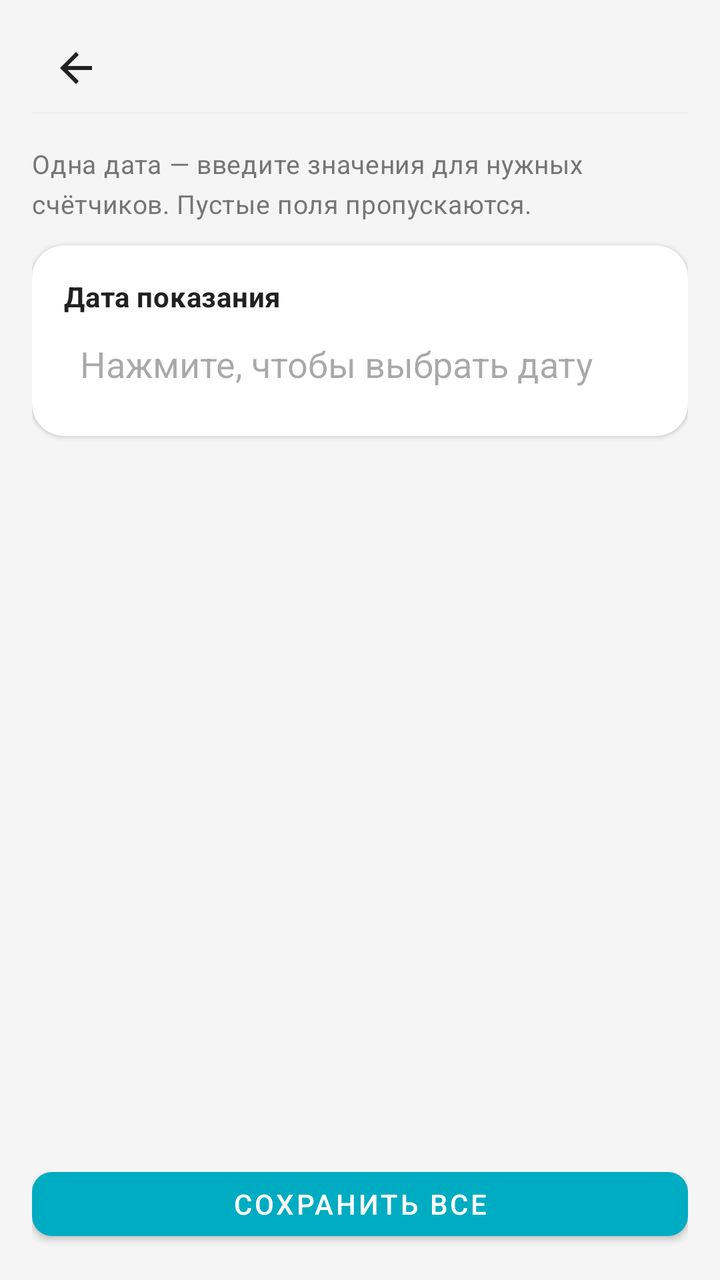
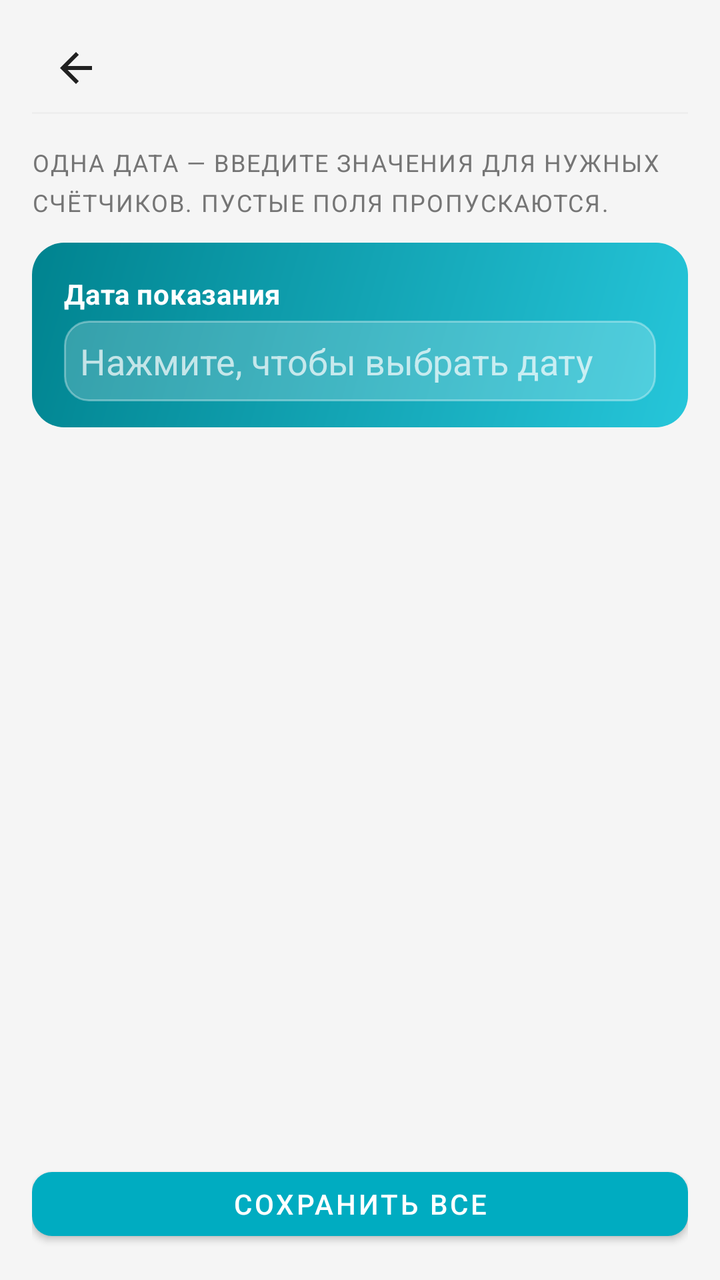

Before-and-after screenshots of an Android layout around one commit, followed by the original layout XML and the change that was made.
<!-- AndroidManifest.xml: application theme Theme.MyBudget -->
<!-- res/layout/activity_utility_meters_batch.xml -->
<?xml version="1.0" encoding="utf-8"?>
<LinearLayout xmlns:android="http://schemas.android.com/apk/res/android" xmlns:app="http://schemas.android.com/apk/res-auto"
    android:orientation="vertical"
    android:background="@color/background_light"
    android:paddingLeft="@dimen/space_16"
    android:paddingTop="@dimen/space_12"
    android:paddingRight="@dimen/space_16"
    android:paddingBottom="@dimen/space_16"
    android:layout_width="match_parent"
    android:layout_height="match_parent"
    android:paddingHorizontal="@dimen/space_16">
    <include
        android:layout_width="match_parent"
        android:layout_height="wrap_content"
        android:layout_marginBottom="@dimen/space_8"
        layout="@layout/include_screen_header"/>
    <TextView
        android:textSize="13sp"
        android:layout_width="match_parent"
        android:layout_height="wrap_content"
        android:layout_marginBottom="@dimen/space_12"
        android:text="@string/meter_batch_subtitle"
        style="@style/Text.MyBudget.Subtitle"/>
    <androidx.cardview.widget.CardView
        android:layout_width="match_parent"
        android:layout_height="wrap_content"
        android:layout_marginBottom="@dimen/space_12"
        style="@style/Card.MyBudget.Surface">
        <LinearLayout
            android:orientation="vertical"
            android:padding="@dimen/space_16"
            android:layout_width="match_parent"
            android:layout_height="wrap_content">
            <TextView
                android:textSize="14sp"
                android:layout_width="match_parent"
                android:layout_height="wrap_content"
                android:text="@string/meter_reading_date_label"
                style="@style/Text.MyBudget.Section"/>
            <EditText
                android:textColor="@color/text_primary"
                android:id="@+id/batchDateInput"
                android:background="@android:color/transparent"
                android:padding="@dimen/space_8"
                android:focusable="false"
                android:clickable="true"
                android:layout_width="match_parent"
                android:layout_height="wrap_content"
                android:layout_marginTop="@dimen/space_4"
                android:hint="@string/meter_reading_date_pick"
                android:cursorVisible="false"
                android:inputType="none"
                android:importantForAutofill="no"/>
        </LinearLayout>
    </androidx.cardview.widget.CardView>
    <androidx.recyclerview.widget.RecyclerView
        android:id="@+id/batchMetersRecycler"
        android:paddingBottom="@dimen/space_8"
        android:clipToPadding="false"
        android:layout_width="match_parent"
        android:layout_height="0dp"
        android:layout_weight="1"/>
    <TextView
        android:gravity="center"
        android:id="@+id/batchEmptyText"
        android:visibility="gone"
        android:layout_width="match_parent"
        android:layout_height="0dp"
        android:text="@string/meter_batch_empty"
        android:layout_weight="1"
        style="@style/Text.MyBudget.Subtitle"/>
    <com.google.android.material.button.MaterialButton
        android:id="@+id/batchSaveButton"
        android:layout_width="match_parent"
        android:layout_height="wrap_content"
        android:layout_marginTop="@dimen/space_8"
        android:minHeight="@dimen/touch_min_size"
        android:text="@string/meter_batch_save"
        app:backgroundTint="@color/utilities_cyan"
        app:cornerRadius="@dimen/radius_10"
        style="@style/Widget.MaterialComponents.Button"/>
</LinearLayout>
<!-- res/layout/include_screen_header.xml (included above) -->
<?xml version="1.0" encoding="utf-8"?>
<LinearLayout xmlns:android="http://schemas.android.com/apk/res/android"
    android:layout_width="match_parent"
    android:layout_height="wrap_content"
    android:orientation="vertical">

    <include layout="@layout/include_compact_toolbar" />

    <View
        android:layout_width="match_parent"
        android:layout_height="1dp"
        android:layout_marginBottom="@dimen/space_8"
        android:background="@color/border_light" />
</LinearLayout>
<!-- res/layout/include_compact_toolbar.xml (included above) -->
<?xml version="1.0" encoding="utf-8"?>
<LinearLayout xmlns:android="http://schemas.android.com/apk/res/android" xmlns:app="http://schemas.android.com/apk/res-auto"
    android:gravity="center_vertical"
    android:orientation="horizontal"
    android:id="@+id/screenHeaderRoot"
    android:layout_width="match_parent"
    android:layout_height="wrap_content"
    android:minHeight="@dimen/touch_min_size">
    <ImageButton
        android:id="@+id/screenHeaderBack"
        android:background="?attr/selectableItemBackgroundBorderless"
        android:padding="@dimen/space_8"
        android:layout_width="@dimen/touch_min_size"
        android:layout_height="@dimen/touch_min_size"
        android:src="@drawable/ic_arrow_back"
        android:scaleType="centerInside"
        android:contentDescription="@string/nav_back"
        app:tint="@color/text_primary"/>
    <TextView
        android:textSize="18sp"
        android:id="@+id/screenHeaderEmoji"
        android:visibility="gone"
        android:layout_width="wrap_content"
        android:layout_height="wrap_content"
        android:layout_marginStart="@dimen/space_2"/>
    <TextView
        android:textSize="20sp"
        android:ellipsize="end"
        android:id="@+id/screenHeaderTitle"
        android:layout_width="0dp"
        android:layout_height="wrap_content"
        android:maxLines="1"
        android:layout_weight="1"
        android:layout_marginStart="@dimen/space_4"
        style="@style/Text.MyBudget.Title"/>
    <ImageButton
        android:id="@+id/screenHeaderAction"
        android:background="?attr/selectableItemBackgroundBorderless"
        android:padding="@dimen/space_8"
        android:visibility="gone"
        android:layout_width="@dimen/touch_min_size"
        android:layout_height="@dimen/touch_min_size"
        android:src="@android:drawable/ic_menu_more"
        android:contentDescription="@string/transactions_more_menu"
        app:tint="@color/text_secondary"/>
    <ImageButton
        android:id="@+id/screenHeaderActionSecondary"
        android:background="?attr/selectableItemBackgroundBorderless"
        android:padding="@dimen/space_8"
        android:visibility="gone"
        android:layout_width="@dimen/touch_min_size"
        android:layout_height="@dimen/touch_min_size"
        android:src="@android:drawable/ic_menu_search"
        android:contentDescription="@string/transactions_search_submit"
        app:tint="@color/budget_blue"/>
</LinearLayout>
<!-- resources referenced by this layout -->
<resources>
  <color name="background_light">#f5f5f5</color>
  <color name="border_light">#eeeeee</color>
  <color name="budget_blue">#2196f3</color>
  <color name="text_primary">#212121</color>
  <color name="text_secondary">#757575</color>
  <color name="utilities_cyan">#00acc1</color>
  <dimen name="radius_10">10dp</dimen>
  <dimen name="space_12">12dp</dimen>
  <dimen name="space_16">16dp</dimen>
  <dimen name="space_2">2dp</dimen>
  <dimen name="space_4">4dp</dimen>
  <dimen name="space_8">8dp</dimen>
  <dimen name="touch_min_size">44dp</dimen>
  <string name="meter_batch_empty">Сначала добавьте счётчики</string>
  <string name="meter_batch_save">Сохранить все</string>
  <string name="meter_batch_subtitle">Одна дата — введите значения для нужных счётчиков. Пустые поля пропускаются.</string>
  <string name="meter_reading_date_label">Дата показания</string>
  <string name="meter_reading_date_pick">Нажмите, чтобы выбрать дату</string>
  <string name="nav_back">Назад</string>
  <string name="transactions_more_menu">Дополнительно</string>
  <string name="transactions_search_submit">Искать</string>
  <style name="Card.MyBudget.Surface" parent="">
      <item name="cardBackgroundColor">@color/card_background_white</item>
      <item name="cardCornerRadius">@dimen/radius_16</item>
      <item name="cardElevation">@dimen/card_elevation_low</item>
    </style>
  <style name="Text.MyBudget.Section" parent="@style/Text.MyBudget">
      <item name="android:textSize">16sp</item>
      <item name="android:textStyle">bold</item>
      <item name="android:textColor">@color/text_primary</item>
    </style>
  <style name="Text.MyBudget.Subtitle" parent="@style/Text.MyBudget">
      <item name="android:textSize">12sp</item>
      <item name="android:textColor">@color/text_secondary</item>
    </style>
  <style name="Text.MyBudget.Title" parent="@style/Text.MyBudget">
      <item name="android:textSize">18sp</item>
      <item name="android:textStyle">bold</item>
      <item name="android:textColor">@color/text_primary</item>
    </style>
  <style name="Theme.MyBudget" parent="@style/Base.Theme.MyBudget" />
  <color name="card_background_white">#ffffff</color>
  <dimen name="radius_16">16dp</dimen>
  <dimen name="card_elevation_low">1dp</dimen>
  <style name="Text.MyBudget" parent="@style/TextAppearance.Material3.BodyMedium" />
  <color name="md_theme_onPrimary">#ffffff</color>
  <color name="md_theme_onSurface">#1d1b20</color>
  <color name="md_theme_outline">#79747e</color>
  <color name="md_theme_primary">#6750a4</color>
  <color name="md_theme_surface">#ffffff</color>
  <color name="md_theme_surfaceVariant">#e7e0ec</color>
  <!-- unchanged entries left out for length: 2 -->
</resources>

<!-- the commit's change to res/layout/activity_utility_meters_batch.xml (unified diff, before → after) -->
@@ -15,42 +15,45 @@
         android:layout_marginBottom="@dimen/space_8"
         layout="@layout/include_screen_header"/>
     <TextView
-        android:textSize="13sp"
         android:layout_width="match_parent"
         android:layout_height="wrap_content"
         android:layout_marginBottom="@dimen/space_12"
         android:text="@string/meter_batch_subtitle"
-        style="@style/Text.MyBudget.Subtitle"/>
+        style="@style/Text.MyBudget.SectionLabel"/>
     <androidx.cardview.widget.CardView
         android:layout_width="match_parent"
         android:layout_height="wrap_content"
         android:layout_marginBottom="@dimen/space_12"
-        style="@style/Card.MyBudget.Surface">
+        app:cardBackgroundColor="@android:color/transparent"
+        app:cardElevation="0dp">
         <LinearLayout
+            android:layout_width="match_parent"
+            android:layout_height="wrap_content"
+            android:background="@drawable/utilities_hero_card_bg"
             android:orientation="vertical"
-            android:padding="@dimen/space_16"
-            android:layout_width="match_parent"
-            android:layout_height="wrap_content">
+            android:padding="@dimen/space_16">
             <TextView
-                android:textSize="14sp"
                 android:layout_width="match_parent"
                 android:layout_height="wrap_content"
                 android:text="@string/meter_reading_date_label"
-                style="@style/Text.MyBudget.Section"/>
+                android:textColor="@color/main_hero_text_primary"
+                android:textSize="14sp"
+                style="@style/Text.MyBudget.Section" />
             <EditText
-                android:textColor="@color/text_primary"
                 android:id="@+id/batchDateInput"
-                android:background="@android:color/transparent"
-                android:padding="@dimen/space_8"
-                android:focusable="false"
-                android:clickable="true"
                 android:layout_width="match_parent"
                 android:layout_height="wrap_content"
                 android:layout_marginTop="@dimen/space_4"
+                android:background="@drawable/transaction_hero_amount_field"
+                android:clickable="true"
+                android:cursorVisible="false"
+                android:focusable="false"
                 android:hint="@string/meter_reading_date_pick"
-                android:cursorVisible="false"
+                android:importantForAutofill="no"
                 android:inputType="none"
-                android:importantForAutofill="no"/>
+                android:padding="@dimen/space_8"
+                android:textColor="@color/main_hero_text_primary"
+                android:textColorHint="@color/transaction_hero_text_hint" />
         </LinearLayout>
     </androidx.cardview.widget.CardView>
     <androidx.recyclerview.widget.RecyclerView
<!-- resource entries referenced after the edit -->
@@ -3,8 +3,10 @@
   <color name="background_light">#f5f5f5</color>
   <color name="border_light">#eeeeee</color>
   <color name="budget_blue">#2196f3</color>
+  <color name="main_hero_text_primary">#ffffff</color>
   <color name="text_primary">#212121</color>
   <color name="text_secondary">#757575</color>
+  <color name="transaction_hero_text_hint">#b3ffffff</color>
   <color name="utilities_cyan">#00acc1</color>
   <dimen name="radius_10">10dp</dimen>
   <dimen name="space_12">12dp</dimen>
@@ -13,6 +15,38 @@
   <dimen name="space_4">4dp</dimen>
   <dimen name="space_8">8dp</dimen>
   <dimen name="touch_min_size">44dp</dimen>
+  <!-- drawable transaction_hero_amount_field (drawable) -->
+  <?xml version="1.0" encoding="utf-8"?>
+  <shape xmlns:android="http://schemas.android.com/apk/res/android">
+      <solid android:color="#33FFFFFF" />
+      <stroke
+          android:width="1dp"
+          android:color="#55FFFFFF" />
+      <corners android:radius="@dimen/radius_12" />
+  </shape>
+  <!-- drawable utilities_hero_card_bg (drawable) -->
+  <?xml version="1.0" encoding="utf-8"?>
+  <layer-list xmlns:android="http://schemas.android.com/apk/res/android">
+      <item
+          android:bottom="3dp"
+          android:left="1dp"
+          android:right="1dp">
+          <shape android:shape="rectangle">
+              <solid android:color="#40000000" />
+              <corners android:radius="@dimen/radius_16" />
+          </shape>
+      </item>
+      <item android:bottom="3dp">
+          <shape android:shape="rectangle">
+              <gradient
+                  android:angle="135"
+                  android:endColor="@color/utilities_hero_end"
+                  android:startColor="@color/utilities_hero_start"
+                  android:type="linear" />
+              <corners android:radius="@dimen/radius_16" />
+          </shape>
+      </item>
+  </layer-list>
   <string name="meter_batch_empty">Сначала добавьте счётчики</string>
   <string name="meter_batch_save">Сохранить все</string>
   <string name="meter_batch_subtitle">Одна дата — введите значения для нужных счётчиков. Пустые поля пропускаются.</string>
@@ -21,15 +55,16 @@
   <string name="nav_back">Назад</string>
   <string name="transactions_more_menu">Дополнительно</string>
   <string name="transactions_search_submit">Искать</string>
-  <style name="Card.MyBudget.Surface" parent="">
-      <item name="cardBackgroundColor">@color/card_background_white</item>
-      <item name="cardCornerRadius">@dimen/radius_16</item>
-      <item name="cardElevation">@dimen/card_elevation_low</item>
-    </style>
   <style name="Text.MyBudget.Section" parent="@style/Text.MyBudget">
       <item name="android:textSize">16sp</item>
       <item name="android:textStyle">bold</item>
       <item name="android:textColor">@color/text_primary</item>
+    </style>
+  <style name="Text.MyBudget.SectionLabel" parent="@style/Text.MyBudget">
+      <item name="android:textSize">12sp</item>
+      <item name="android:textColor">@color/text_secondary</item>
+      <item name="android:textAllCaps">true</item>
+      <item name="android:letterSpacing">0.06</item>
     </style>
   <style name="Text.MyBudget.Subtitle" parent="@style/Text.MyBudget">
       <item name="android:textSize">12sp</item>
@@ -41,9 +76,10 @@
       <item name="android:textColor">@color/text_primary</item>
     </style>
   <style name="Theme.MyBudget" parent="@style/Base.Theme.MyBudget" />
-  <color name="card_background_white">#ffffff</color>
+  <dimen name="radius_12">12dp</dimen>
   <dimen name="radius_16">16dp</dimen>
-  <dimen name="card_elevation_low">1dp</dimen>
+  <color name="utilities_hero_end">#00838f</color>
+  <color name="utilities_hero_start">#26c6da</color>
   <style name="Text.MyBudget" parent="@style/TextAppearance.Material3.BodyMedium" />
   <color name="md_theme_onPrimary">#ffffff</color>
   <color name="md_theme_onSurface">#1d1b20</color>
